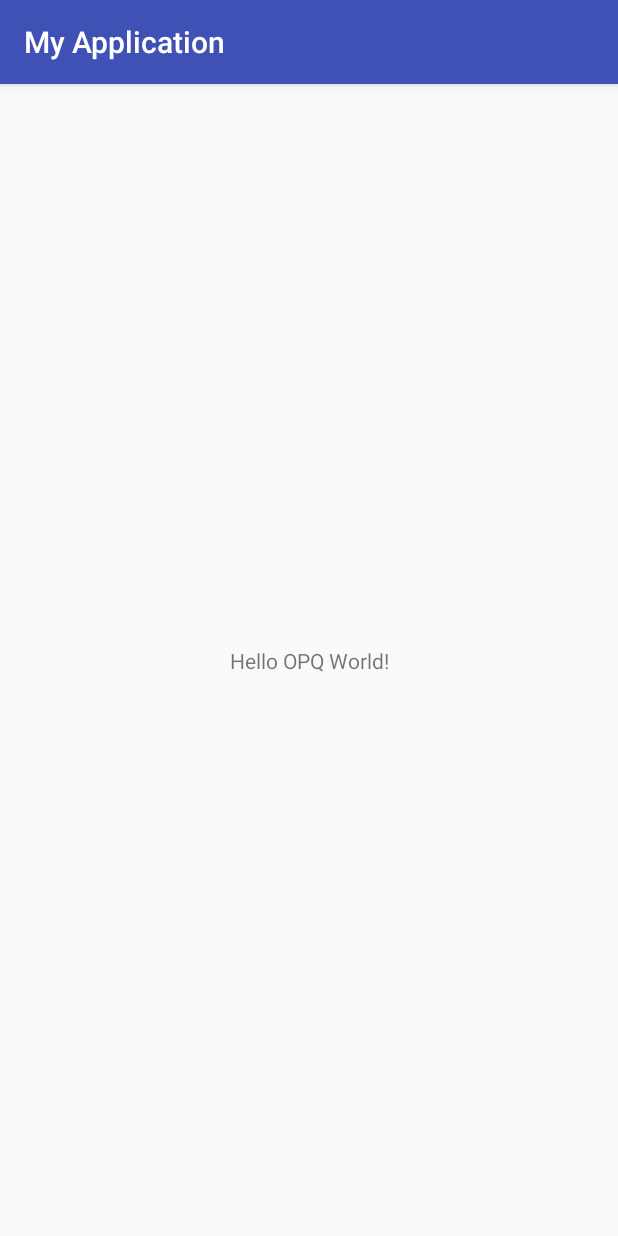
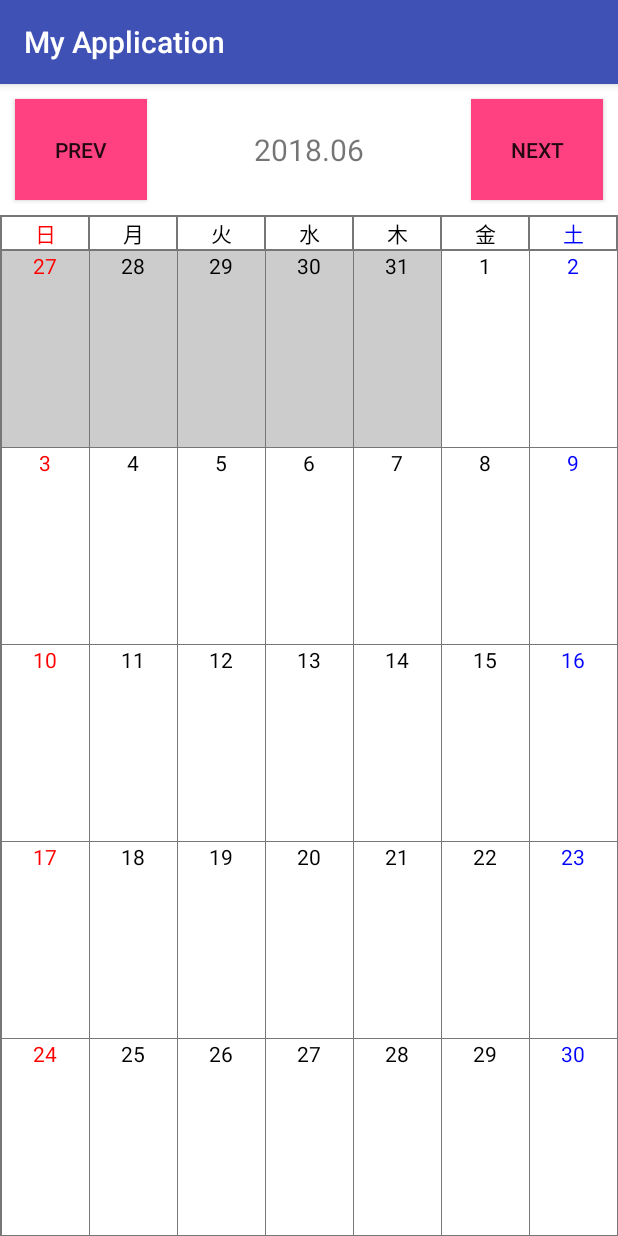
Before and after one commit to micko2ka/opq, an Android app: the screen it shows after launch (MainActivity), on a phone screen of 412 x 824 dp. Run offline under Robolectric (Android 15) with nearby library versions, the phone set to English and light mode, and no system bars.

Commit message:
Android app カレンダー1 追加push

```diff
--- a/app/build.gradle
+++ b/app/build.gradle
@@ -16,10 +16,11 @@ android {
             proguardFiles getDefaultProguardFile('proguard-android.txt'), 'proguard-rules.pro'
         }
     }
+    buildToolsVersion '27.0.3'
 }
 
 dependencies {
-    implementation fileTree(dir: 'libs', include: ['*.jar'])
+    implementation fileTree(include: ['*.jar'], dir: 'libs')
     implementation 'com.android.support:appcompat-v7:27.1.1'
     implementation 'com.android.support.constraint:constraint-layout:1.1.1'
     testImplementation 'junit:junit:4.12'
--- /dev/null
+++ b/app/src/main/java/fun/opq/myapplication/DataManager.java
@@ -0,0 +1,74 @@
+package fun.opq.myapplication;
+import java.text.SimpleDateFormat;
+import java.util.ArrayList;
+import java.util.Calendar;
+import java.util.Date;
+import java.util.List;
+import java.util.Locale;
+
+public class DataManager {
+    Calendar mCalendar;
+
+    public DataManager(){
+        mCalendar = Calendar.getInstance();
+    }
+
+    //当月の要素を取得
+    public List<Date> getDays(){
+        //現在の状態を保持
+        Date startDate = mCalendar.getTime();
+
+        //GridViewに表示するマスの合計を計算
+        int count = getWeeks() * 7 ;
+
+        //当月のカレンダーに表示される前月分の日数を計算
+        mCalendar.set(Calendar.DATE, 1);
+        int dayOfWeek = mCalendar.get(Calendar.DAY_OF_WEEK) - 1;
+        mCalendar.add(Calendar.DATE, -dayOfWeek);
+
+        List<Date> days = new ArrayList<>();
+
+        for (int i = 0; i < count; i ++){
+            days.add(mCalendar.getTime());
+            mCalendar.add(Calendar.DATE, 1);
+        }
+
+        //状態を復元
+        mCalendar.setTime(startDate);
+
+        return days;
+    }
+
+    //当月かどうか確認
+    public boolean isCurrentMonth(Date date){
+        SimpleDateFormat format = new SimpleDateFormat("yyyy.MM", Locale.US);
+        String currentMonth = format.format(mCalendar.getTime());
+        if (currentMonth.equals(format.format(date))){
+            return true;
+        }else {
+            return false;
+        }
+    }
+
+    //週数を取得
+    public int getWeeks(){
+        return mCalendar.getActualMaximum(Calendar.WEEK_OF_MONTH);
+    }
+
+    //曜日を取得
+    public int getDayOfWeek(Date date) {
+        Calendar calendar = Calendar.getInstance();
+        calendar.setTime(date);
+        return calendar.get(Calendar.DAY_OF_WEEK);
+    }
+
+    //翌月へ
+    public void nextMonth(){
+        mCalendar.add(Calendar.MONTH, 1);
+    }
+
+    //前月へ
+    public void prevMonth(){
+        mCalendar.add(Calendar.MONTH, -1);
+    }
+}
--- a/app/src/main/java/fun/opq/myapplication/MainActivity.java
+++ b/app/src/main/java/fun/opq/myapplication/MainActivity.java
@@ -1,13 +1,45 @@
 package fun.opq.myapplication;
 
+import android.os.Bundle;
 import android.support.v7.app.AppCompatActivity;
-import android.os.Bundle;
+import android.view.View;
+import android.widget.Button;
+import android.widget.GridView;
+import android.widget.TextView;
 
 public class MainActivity extends AppCompatActivity {
+
+    private TextView titleText;
+    private Button prevButton, nextButton;
+    private CalendarAdapter mCalendarAdapter;
+    private GridView calendarGridView;
 
     @Override
     protected void onCreate(Bundle savedInstanceState) {
         super.onCreate(savedInstanceState);
         setContentView(R.layout.activity_main);
+
+        titleText = findViewById(R.id.titleText);
+        prevButton = findViewById(R.id.prevButton);
+        prevButton.setOnClickListener(new View.OnClickListener() {
+            @Override
+            public void onClick(View v) {
+                mCalendarAdapter.prevMonth();
+                titleText.setText(mCalendarAdapter.getTitle());
+            }
+        });
+        nextButton = findViewById(R.id.nextButton);
+        nextButton.setOnClickListener(new View.OnClickListener() {
+            @Override
+            public void onClick(View v) {
+                mCalendarAdapter.nextMonth();
+                titleText.setText(mCalendarAdapter.getTitle());
+            }
+        });
+        calendarGridView = findViewById(R.id.calendarGridView);
+        mCalendarAdapter = new CalendarAdapter(this);
+        calendarGridView.setAdapter(mCalendarAdapter);
+        titleText.setText(mCalendarAdapter.getTitle());
     }
+
 }
--- a/app/src/main/java/fun/opq/myapplication/nanako/Nanako.java
+++ /dev/null
@@ -1,8 +0,0 @@
-package fun.opq.myapplication.nanako;
-
-public class Nanako {
-    public void show(){
-        System.out.println("cute.");
-    }
-
-}
--- a/app/src/main/res/layout/activity_main.xml
+++ b/app/src/main/res/layout/activity_main.xml
@@ -1,18 +1,136 @@
 <?xml version="1.0" encoding="utf-8"?>
-<android.support.constraint.ConstraintLayout xmlns:android="http://schemas.android.com/apk/res/android"
+<LinearLayout
+    xmlns:android="http://schemas.android.com/apk/res/android"
     xmlns:app="http://schemas.android.com/apk/res-auto"
     xmlns:tools="http://schemas.android.com/tools"
     android:layout_width="match_parent"
     android:layout_height="match_parent"
-    tools:context=".MainActivity">
+    android:orientation="vertical"
+    android:background="@color/grayColor"
+    tools:context="fun.opq.myapplication.MainActivity">
 
-    <TextView
-        android:layout_width="wrap_content"
+    <RelativeLayout
+        android:layout_width="match_parent"
+        android:layout_height="0dp"
+        android:layout_weight="2"
+        android:background="@color/whiteColor">
+
+        <TextView
+            android:id="@+id/titleText"
+            android:layout_width="wrap_content"
+            android:layout_height="wrap_content"
+            android:text="2018.2"
+            android:textSize="20sp"
+            android:layout_centerInParent="true"/>
+
+        <Button
+            android:id="@+id/prevButton"
+            android:layout_width="wrap_content"
+            android:layout_height="match_parent"
+            android:text="Prev"
+            android:layout_alignParentLeft="true"
+            android:layout_marginVertical="10dp"
+            android:layout_marginLeft="10dp"
+            android:background="@color/colorAccent"/>
+
+        <Button
+            android:id="@+id/nextButton"
+            android:layout_width="wrap_content"
+            android:layout_height="match_parent"
+            android:text="Next"
+            android:layout_alignParentRight="true"
+            android:layout_marginVertical="10dp"
+            android:layout_marginRight="10dp"
+            android:background="@color/colorAccent"/>
+    </RelativeLayout>
+
+    <LinearLayout
+        android:layout_width="match_parent"
         android:layout_height="wrap_content"
-        android:text="Hello OPQ World!"
-        app:layout_constraintBottom_toBottomOf="parent"
-        app:layout_constraintLeft_toLeftOf="parent"
-        app:layout_constraintRight_toRightOf="parent"
-        app:layout_constraintTop_toTopOf="parent" />
+        android:orientation="horizontal"
+        android:layout_marginVertical="1dp">
 
-</android.support.constraint.ConstraintLayout>
+        <TextView
+            android:layout_width="0dp"
+            android:layout_height="match_parent"
+            android:layout_weight="1"
+            android:layout_marginHorizontal="1dp"
+            android:textAlignment="center"
+            android:text="日"
+            android:background="@color/whiteColor"
+            android:textColor="@color/redColor"/>
+
+        <TextView
+            android:layout_width="0dp"
+            android:layout_height="match_parent"
+            android:layout_marginRight="1dp"
+            android:layout_weight="1"
+            android:background="@color/whiteColor"
+            android:text="月"
+            android:textColor="@color/blackColor"
+            android:textAlignment="center"/>
+
+        <TextView
+            android:layout_width="0dp"
+            android:layout_height="match_parent"
+            android:layout_weight="1"
+            android:layout_marginRight="1dp"
+            android:textAlignment="center"
+            android:text="火"
+            android:textColor="@color/blackColor"
+            android:background="@color/whiteColor"/>
+
+        <TextView
+            android:layout_width="0dp"
+            android:layout_height="match_parent"
+            android:layout_weight="1"
+            android:layout_marginRight="1dp"
+            android:textAlignment="center"
+            android:text="水"
+            android:textColor="@color/blackColor"
+            android:background="@color/whiteColor"/>
+
+        <TextView
+            android:layout_width="0dp"
+            android:layout_height="match_parent"
+            android:layout_weight="1"
+            android:layout_marginRight="1dp"
+            android:textAlignment="center"
+            android:text="木"
+            android:textColor="@color/blackColor"
+            android:background="@color/whiteColor"/>
+
+        <TextView
+            android:layout_width="0dp"
+            android:layout_height="match_parent"
+            android:layout_weight="1"
+            android:layout_marginRight="1dp"
+            android:textAlignment="center"
+            android:text="金"
+            android:textColor="@color/blackColor"
+            android:background="@color/whiteColor"/>
+
+        <TextView
+            android:layout_width="0dp"
+            android:layout_height="match_parent"
+            android:layout_weight="1"
+            android:layout_marginRight="1dp"
+            android:textAlignment="center"
+            android:text="土"
+            android:textColor="@color/blueColor"
+            android:background="@color/whiteColor"/>
+
+    </LinearLayout>
+
+    <GridView
+        android:id="@+id/calendarGridView"
+        android:layout_width="match_parent"
+        android:layout_height="0dp"
+        android:layout_marginLeft="1dp"
+        android:layout_weight="15"
+        android:horizontalSpacing="1dp"
+        android:numColumns="7"
+        android:stretchMode="columnWidth"
+        android:verticalSpacing="1dp"></GridView>
+
+</LinearLayout>
--- /dev/null
+++ b/app/src/main/res/layout/calendar_cell.xml
@@ -0,0 +1,14 @@
+<?xml version="1.0" encoding="utf-8"?>
+<RelativeLayout xmlns:android="http://schemas.android.com/apk/res/android"
+    android:layout_width="match_parent"
+    android:layout_height="match_parent">
+
+    <TextView
+        android:id="@+id/dateText"
+        android:layout_width="match_parent"
+        android:layout_height="wrap_content"
+        android:textAlignment="center"/>
+
+    <!--ここに拡張可能-->
+
+</RelativeLayout>
--- a/app/src/main/res/values/colors.xml
+++ b/app/src/main/res/values/colors.xml
@@ -3,4 +3,9 @@
     <color name="colorPrimary">#3F51B5</color>
     <color name="colorPrimaryDark">#303F9F</color>
     <color name="colorAccent">#FF4081</color>
+    <color name="grayColor">#777</color>
+    <color name="blueColor">#00F</color>
+    <color name="redColor">#F00</color>
+    <color name="whiteColor">#FFF</color>
+    <color name="blackColor">#000</color>
 </resources>
--- a/build.gradle
+++ b/build.gradle
@@ -7,7 +7,7 @@ buildscript {
         jcenter()
     }
     dependencies {
-        classpath 'com.android.tools.build:gradle:3.1.2'
+        classpath 'com.android.tools.build:gradle:3.1.3'
 
 
         // NOTE: Do not place your application dependencies here; they belong
```
Also changed, not shown: app/src/main/AndroidManifest.xml (indentation only).
